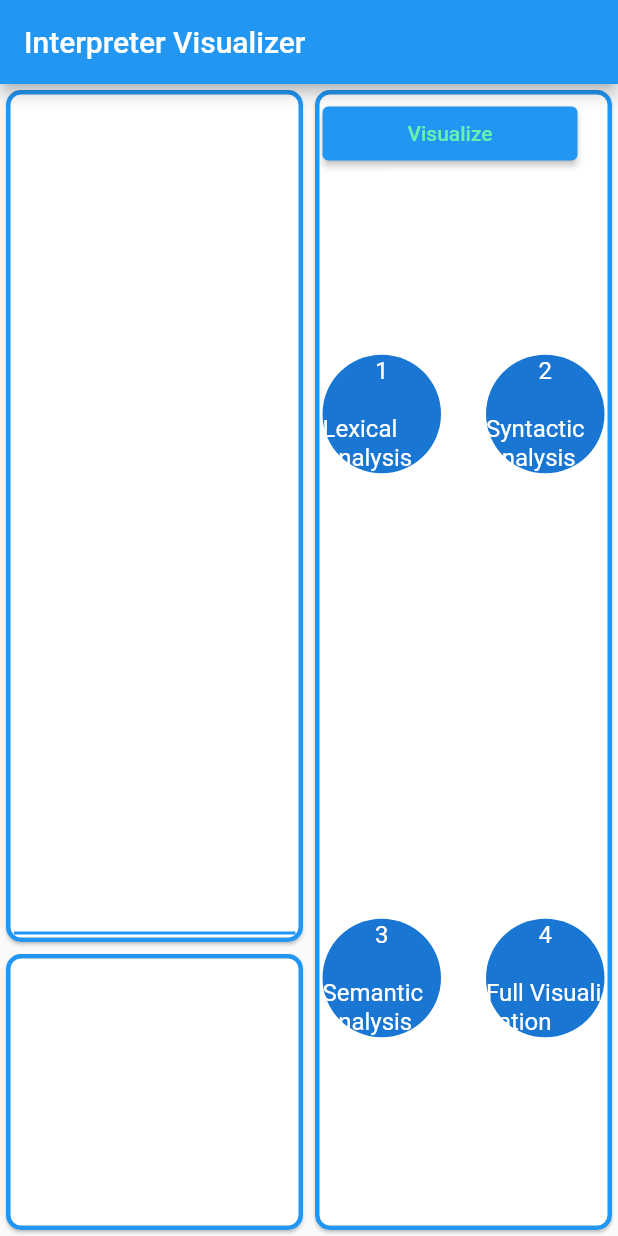
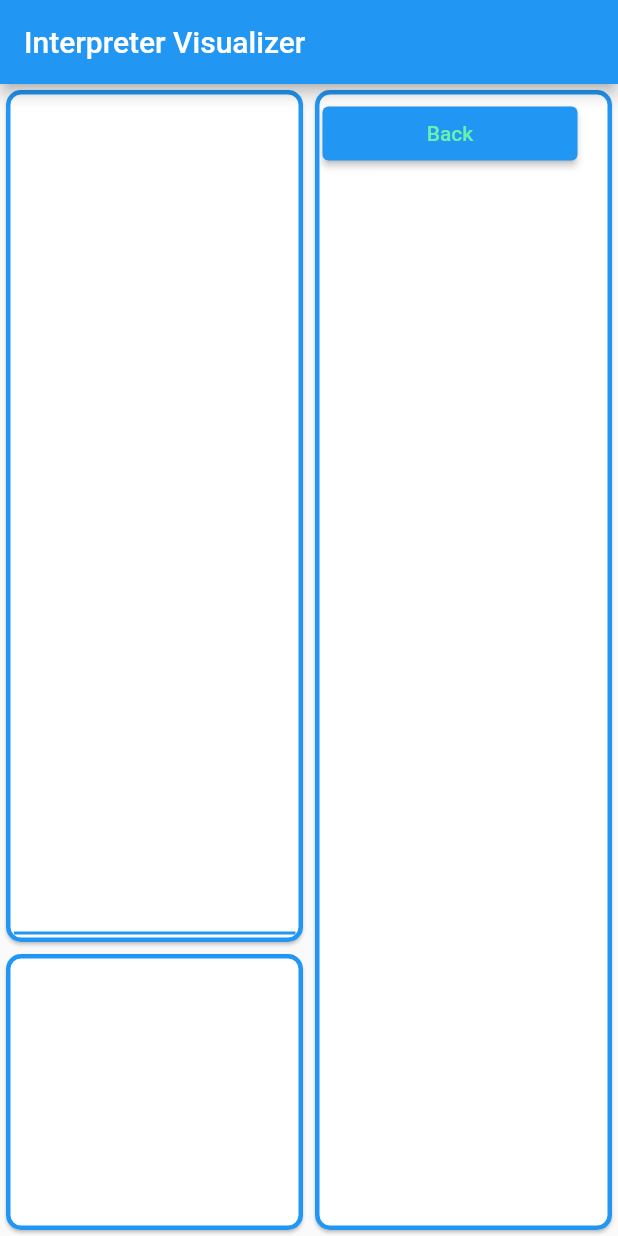
Before and after one commit to OsamaMaani/Interpreter-Visualizer, a Flutter app: the screen it shows after launch, scrolled down 142 dp, after a tap on "Visualize", on a phone screen of 412 x 824 dp. Run offline on Flutter 3.47's test engine with Material 2 defaults, Android fonts, the phone set to English and light mode, and no system bars.

Commit message:
token page code #need to fix later

```diff
--- a/lib/components/resusable_circle.dart
+++ b/lib/components/resusable_circle.dart
@@ -2,11 +2,16 @@ import 'package:flutter/material.dart';
 
 class ReusableCircle extends StatelessWidget {
 
+  final Function function;
   final String headline,title;
-  ReusableCircle({this.headline, this.title});
+  ReusableCircle({this.headline, this.title, this.function});
   @override
   Widget build(BuildContext context) {
-    return CircleAvatar(
+    return InkWell(
+      onTap: (){
+        function;
+      },
+      child: CircleAvatar(
         radius: 150.0,
         child: Column(
           crossAxisAlignment: CrossAxisAlignment.center,
@@ -17,6 +22,7 @@ class ReusableCircle extends StatelessWidget {
             Text("$title"),
           ],
         ),
+      ),
     );
   }
 }
--- a/lib/screens/select_visualization_mode.dart
+++ b/lib/screens/select_visualization_mode.dart
@@ -1,9 +1,31 @@
+import 'dart:async';
+
 import 'package:flutter/material.dart';
+import 'package:flutterdesktopapp/ui_elements/TokensPage.dart';
+import 'package:flutterdesktopapp/ui_elements/first_page.dart';
 import 'package:flutterdesktopapp/ui_elements/modes_circles.dart';
 import 'package:flutterdesktopapp/utils/constants.dart';
 
-class Modes extends StatelessWidget {
+class Modes extends StatefulWidget {
   const Modes({Key key}) : super(key: key);
+
+  @override
+  _ModesState createState() => _ModesState();
+}
+
+class _ModesState extends State<Modes> {
+  bool _isClicked = false;
+
+  void visualize(){
+    setState(() {
+      _isClicked = true;
+    });
+  }
+  void _back(){
+    setState(() {
+      _isClicked = false;
+    });
+  }
 
   @override
   Widget build(BuildContext context) {
@@ -15,35 +37,20 @@ class Modes extends StatelessWidget {
           SizedBox(
             width: 170,
             child: ElevatedButton(
-              onPressed: () {},
+              onPressed: () {
+                   _isClicked ? _back() : visualize();
+
+              },
               child: Text(
-                "Visualize",
+                     _isClicked ? "Back" :  "Visualize" ,
                 style: TextStyle(color: Colors.greenAccent),
               ),
               style: run_button_style,
             ),
           ),
+          SizedBox(height: 20.0,),
           Expanded(
-            child: Column(
-              mainAxisAlignment: MainAxisAlignment.center,
-              children: [
-                TwoCircles(
-                  headline1: "1",
-                  title1: "Lexical Analysis",
-                  headline2: "2",
-                  title2: "Syntactic Analysis",
-                ),
-                SizedBox(
-                  height: 50,
-                ),
-                TwoCircles(
-                  headline1: "3",
-                  title1: "Semantic Analysis",
-                  headline2: "4",
-                  title2: "Full Visualization",
-                ),
-              ],
-            ),
+            child: _isClicked ? TokensPage() : PageOne(),
           ),
         ],
       ),
--- /dev/null
+++ b/lib/ui_elements/TokensPage.dart
@@ -0,0 +1,10 @@
+import 'package:flutter/material.dart';
+
+class TokensPage extends StatelessWidget {
+  const TokensPage({Key key}) : super(key: key);
+
+  @override
+  Widget build(BuildContext context) {
+    return Container();
+  }
+}
--- /dev/null
+++ b/lib/ui_elements/first_page.dart
@@ -0,0 +1,35 @@
+import 'package:flutter/material.dart';
+
+import 'modes_circles.dart';
+
+class PageOne extends StatelessWidget {
+  const PageOne({Key key}) : super(key: key);
+
+  void _function1(){
+
+  }
+  @override
+  Widget build(BuildContext context) {
+    return Column(
+      mainAxisAlignment: MainAxisAlignment.center,
+      children: [
+        TwoCircles(
+          headline1: "1",
+          title1: "Lexical Analysis",
+          function1: ()=> _function1(),
+          headline2: "2",
+          title2: "Syntactic Analysis",
+        ),
+        SizedBox(
+          height: 50,
+        ),
+        TwoCircles(
+          headline1: "3",
+          title1: "Semantic Analysis",
+          headline2: "4",
+          title2: "Full Visualization",
+        ),
+      ],
+    );
+  }
+}
--- a/lib/ui_elements/modes_circles.dart
+++ b/lib/ui_elements/modes_circles.dart
@@ -3,16 +3,18 @@ import 'package:flutterdesktopapp/components/resusable_circle.dart';
 
 class TwoCircles extends StatelessWidget {
   final String headline1,title1, headline2, title2 ;
-  TwoCircles({this.headline1,this.title1,this.headline2, this.title2});
+  final Function function1;
+  final Function function2;
+  TwoCircles({this.headline1,this.title1,this.function1,this.headline2, this.title2,this.function2});
   @override
   Widget build(BuildContext context) {
     return Expanded(
       child: Row(
         mainAxisAlignment: MainAxisAlignment.center,
         children: [
-          Expanded(child: ReusableCircle(headline: headline1,title: title1,)),
+          Expanded(child: ReusableCircle(headline: headline1,title: title1,function: function1,)),
           SizedBox(width: 30,),
-          Expanded(child: ReusableCircle(headline: headline2,title: title2,))
+          Expanded(child: ReusableCircle(headline: headline2,title: title2,function: function2,))
         ],
       ),
     );
```
Lines whose indentation alone changed are shown as unchanged.
